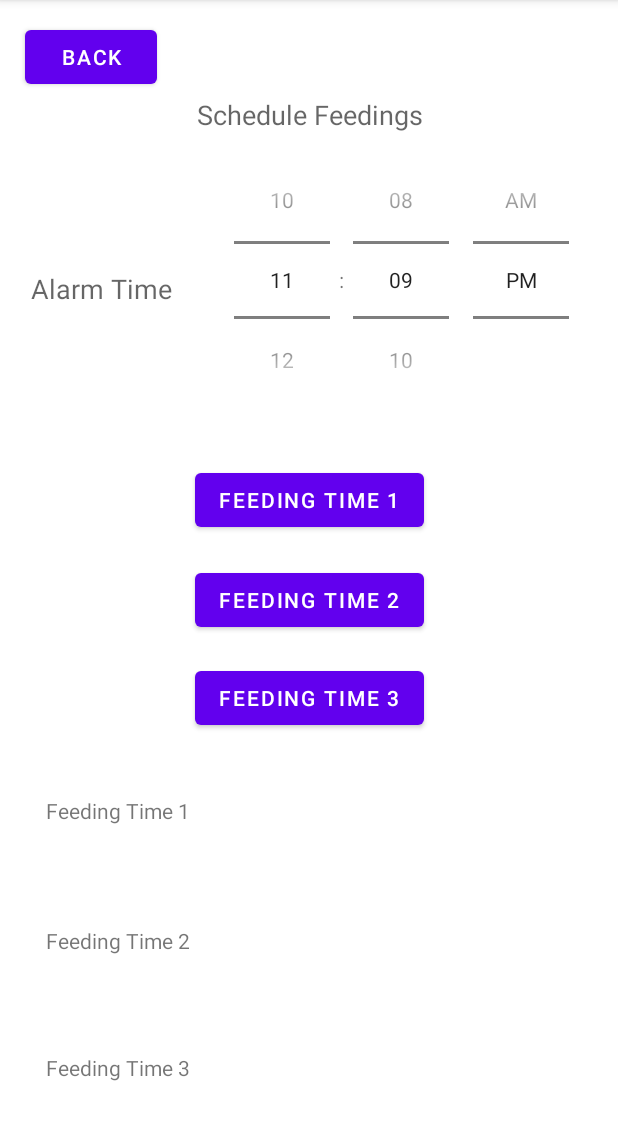
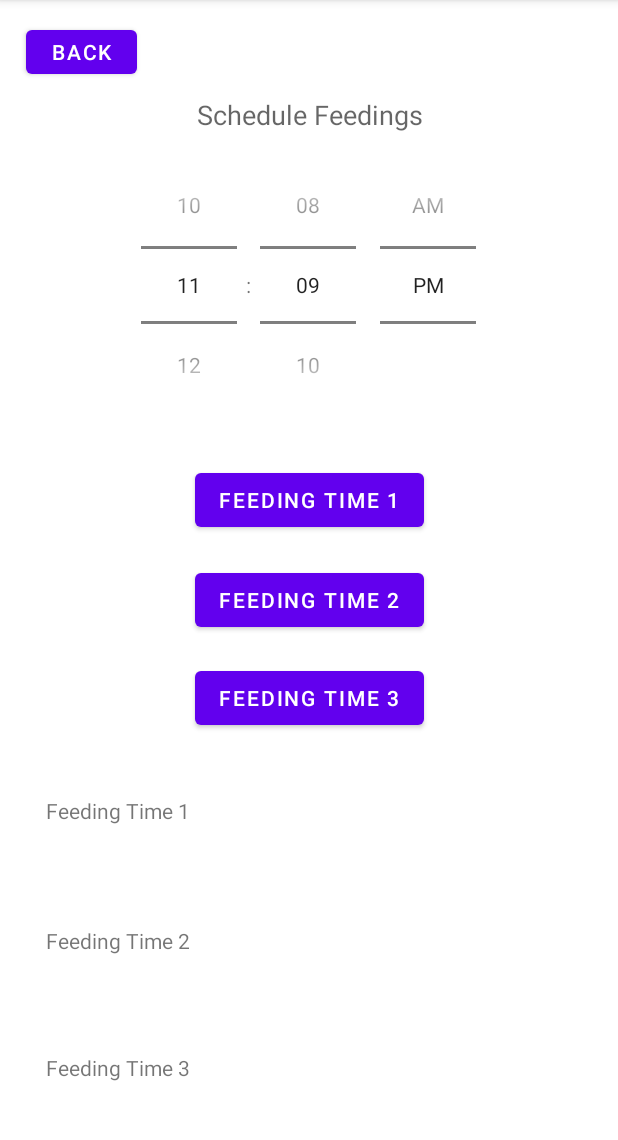
Before and after one commit to Chum-O/CatFeeder, an Android app: the ScheduleFeedingActivity screen opened directly, with no data from a screen before it, on a phone screen of 412 x 824 dp, the part 84-1224 px from its top. Run offline under Robolectric (Android 15) with nearby library versions, the phone set to English and light mode, and no system bars.

Commit message:
Adjust alarm TextView

```diff
--- a/app/src/main/res/layout/activity_schedule_feeding.xml
+++ b/app/src/main/res/layout/activity_schedule_feeding.xml
@@ -8,8 +8,8 @@
 
     <Button
         android:id="@+id/backButton"
-        android:layout_width="wrap_content"
-        android:layout_height="wrap_content"
+        android:layout_width="74dp"
+        android:layout_height="41dp"
         android:text="@string/back"
         app:layout_constraintBottom_toBottomOf="parent"
         app:layout_constraintEnd_toEndOf="parent"
@@ -49,26 +49,9 @@
         android:timePickerMode="spinner"
         app:layout_constraintBottom_toBottomOf="parent"
         app:layout_constraintEnd_toEndOf="parent"
-        app:layout_constraintHorizontal_bias="0.93"
         app:layout_constraintStart_toStartOf="parent"
         app:layout_constraintTop_toTopOf="parent"
-        app:layout_constraintVertical_bias="0.157" />
-
-    <TextView
-        android:id="@+id/textView9"
-        android:layout_width="101dp"
-        android:layout_height="23dp"
-        android:layout_gravity="center"
-        android:layout_weight="0.4"
-        android:text="@string/alarm_time"
-        android:textAlignment="center"
-        android:textAppearance="@style/TextAppearance.AppCompat.Medium"
-        app:layout_constraintBottom_toBottomOf="parent"
-        app:layout_constraintEnd_toEndOf="parent"
-        app:layout_constraintHorizontal_bias="0.054"
-        app:layout_constraintStart_toStartOf="parent"
-        app:layout_constraintTop_toTopOf="parent"
-        app:layout_constraintVertical_bias="0.242" />
+        app:layout_constraintVertical_bias="0.163" />
 
     <TextView
         android:id="@+id/time_feeding1"
```
